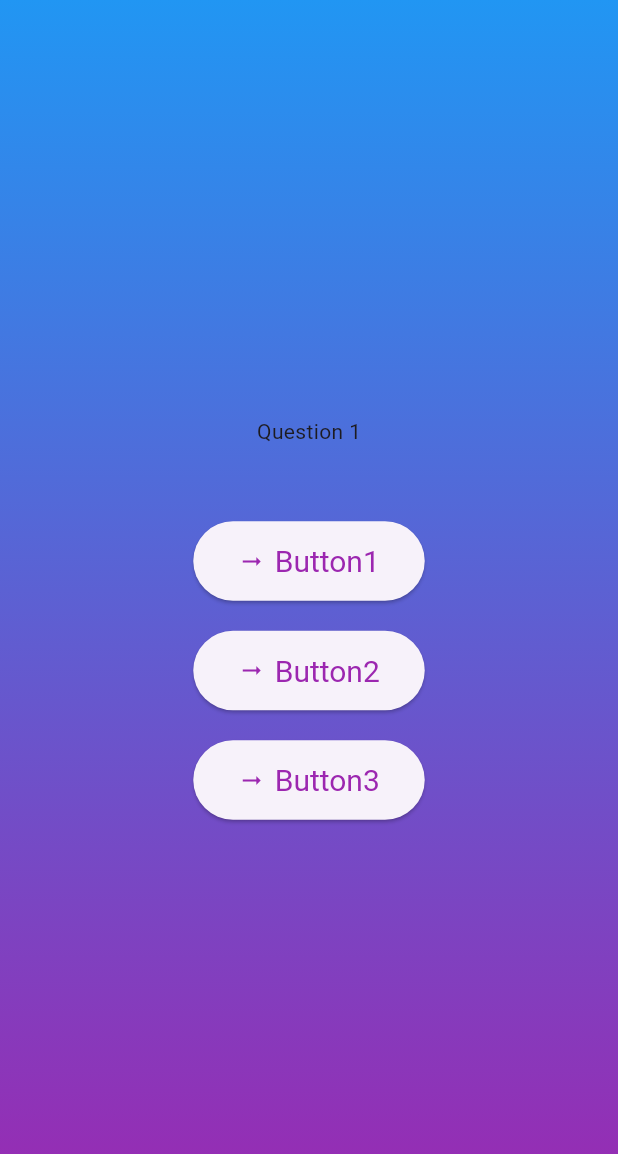
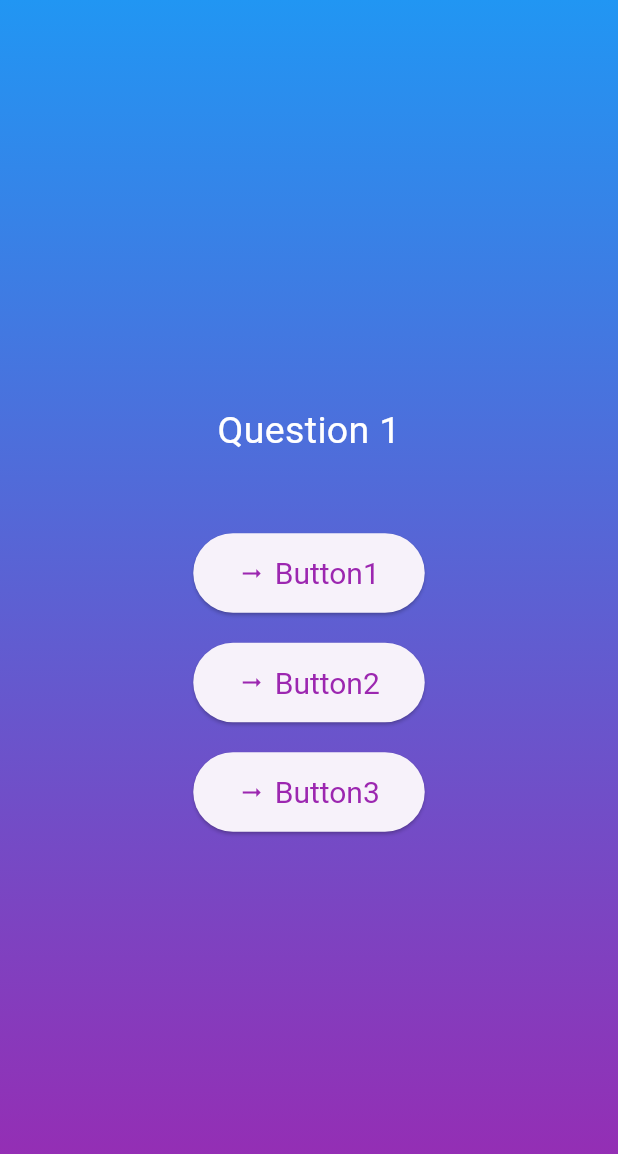
Before and after one commit to dariolggomez/Flutter-Quiz-App, a Flutter app: the screen it shows after launch, after a tap on "Start Quiz", on a phone screen of 412 x 824 dp. Shown: the top 1154 px of the screen. Run offline on Flutter 3.47's test engine with Material 3 defaults, Android fonts, the phone set to English and light mode, and no system bars.

Commit message:
style the question text

```diff
--- a/lib/presentation/questions_screen.dart
+++ b/lib/presentation/questions_screen.dart
@@ -15,7 +15,13 @@ class _QuestionsScreenState extends State<QuestionsScreen> {
       child: Column(
         mainAxisAlignment: MainAxisAlignment.center,
         children: [
-          const Text("Question 1"),
+          const Text(
+            "Question 1",
+            style: TextStyle(
+              fontSize: 25,
+              color: Colors.white,
+            ),
+          ),
           const SizedBox(
             height: 50,
           ),
```
